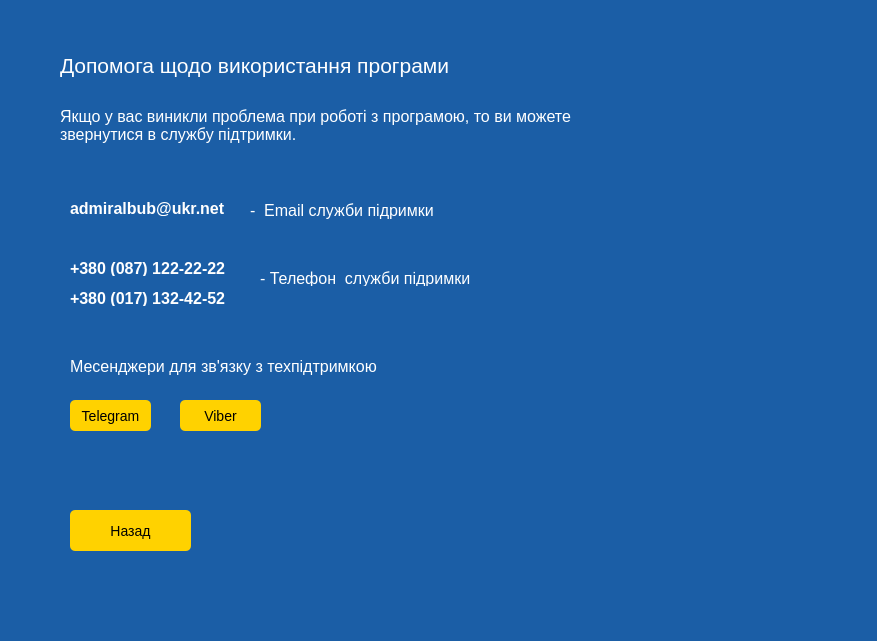
Before: the Qt Designer form helpwindow.ui in admiralbub/oop_course_2020, drawn with Qt 5.
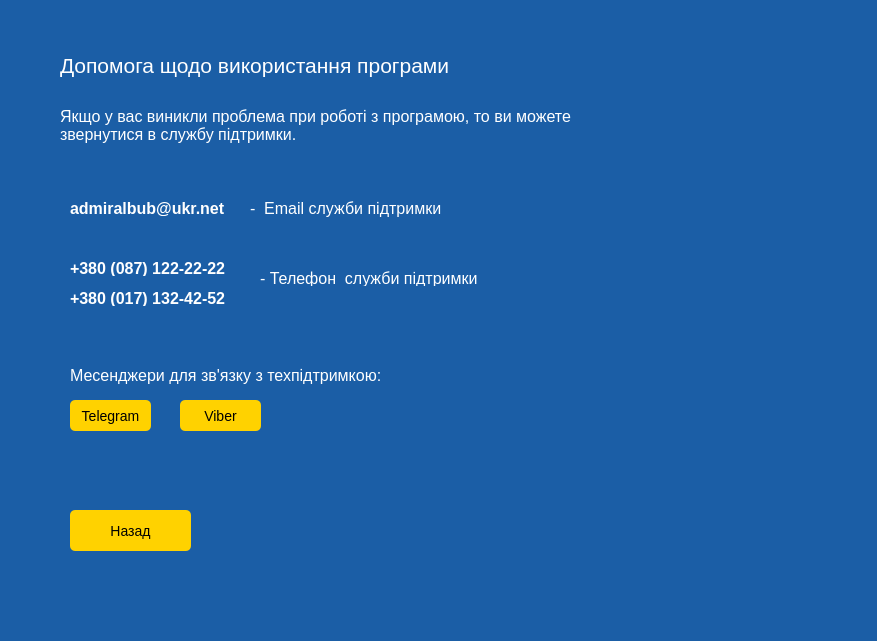
After: the same form once the commit is applied.

Patch:
```diff
--- a/helpwindow.ui
+++ b/helpwindow.ui
@@ -108,13 +108,13 @@
     <property name="geometry">
      <rect>
       <x>250</x>
-      <y>200</y>
+      <y>198</y>
       <width>241</width>
       <height>21</height>
      </rect>
     </property>
     <property name="text">
-     <string>-  Email служби підримки</string>
+     <string>-  Email служби підтримки</string>
     </property>
    </widget>
    <widget class="QLabel" name="label_5">
@@ -143,7 +143,7 @@
      </rect>
     </property>
     <property name="text">
-     <string>- Телефон  служби підримки</string>
+     <string>- Телефон  служби підтримки</string>
     </property>
    </widget>
    <widget class="QLabel" name="label_7">
@@ -172,8 +172,7 @@
      </rect>
     </property>
     <property name="text">
-     <string>Месенджери для зв'язку з техпідтримкою
-</string>
+     <string>Месенджери для зв'язку з техпідтримкою:</string>
     </property>
    </widget>
    <widget class="QPushButton" name="telegram">
```
